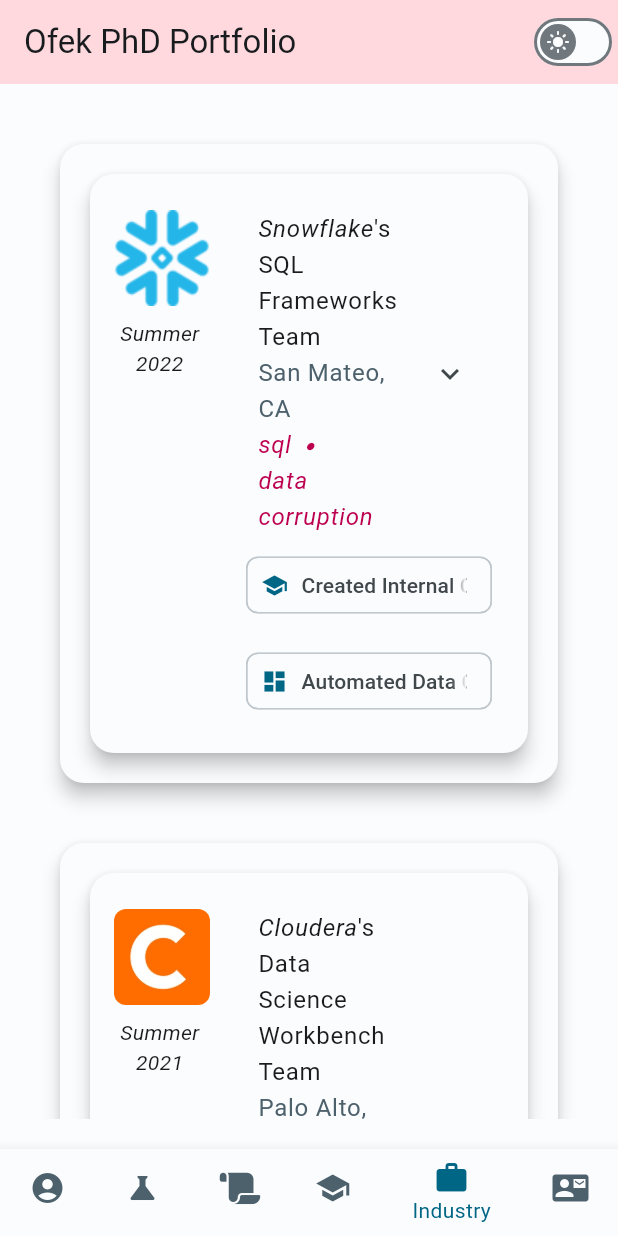
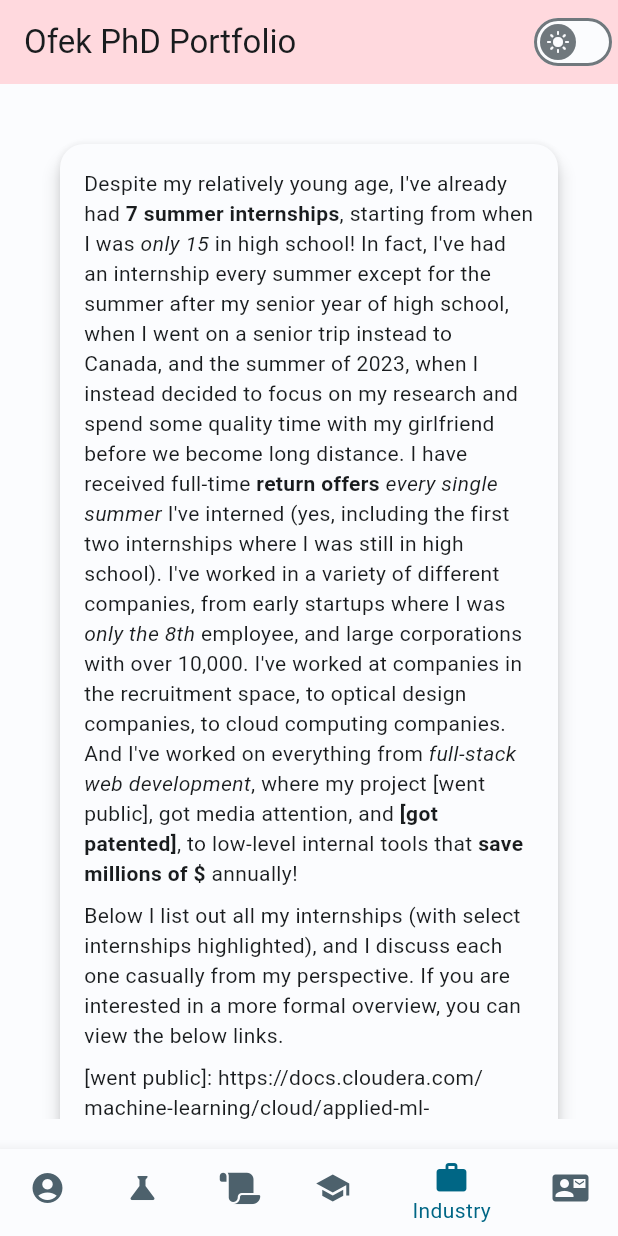
Before and after one commit to The-Ofek-Foundation/ophd, a Flutter app: the screen it shows after launch, item 5 of the bottom bar chosen, on a phone screen of 412 x 824 dp. Run offline on Flutter 3.47's test engine with Material 2 defaults, Android fonts, the phone set to English and light mode, and no system bars; drawn by our look-alikes of flutter_markdown; our stand-ins replace firebase_core, font_awesome_flutter, theme_provider; missing offline and left inert: flutter_scatter, open_app_file, universal_html; accounts and stored records are empty; generated files the repository leaves out were written again.

Commit message:
Add blurb on top of industry screen, and some refactoring

```diff
--- a/lib/data/pages.dart
+++ b/lib/data/pages.dart
@@ -48,7 +48,7 @@
   PageDetails(
     icon: Icons.contact_mail,
     label: 'Contact',
-    page: AboutPage(socials: socials.where((social) => social.type == SocialType.contact).toList()),
+    page: AboutPage(socials: socials.where((social) => social.types.contains(SocialType.contact)).toList()),
     pathname: '/contact',
     index: 5
   ),
--- a/lib/data/papers.dart
+++ b/lib/data/papers.dart
@@ -8,7 +8,7 @@
     title: 'Highway Preferential Attachment Models for Geographic Routing',
     authors: ['ofek', 'evrim', 'mikeg'].map((a) => authors[a]!).toList(),
     link: 'https://arxiv.org/pdf/2403.08105.pdf',
-    description: "Evrim Ozel, a fellow PhD student in my UCI lab, had recently published an experimental paper on a great geographical routing idea that combines elements of _preferential attachment_ (where people prefer to befriend popular people over nobodies), and a geographic model called _Kleinberg's model_, where people prefer to befriend people who are located closer to them. They showed that such a paper produces great empirical results, but were unable to either provide theoretical guarantees nor provide an efficient way to construct such a graph. I joined the team, and for around a year we were unable to make much progress. After nearly giving up hope (on several occasions), I had a breakthrough and was able to prove great theoretical results on a very closely related model. Our decision to submit to COCOA was in no way influenced by our desire to take a vacation in Hawaii. My girlfriend and I had a great time there, also with Mike and his wife, and we won the best paper award from over 70 accepted papers.",
+    description: highwayPreferentialAttachmentDescription,
     date: DateTime(2023, 12, 9),
     conference: COCOA2023,
     awards: ['Best Paper'],
@@ -38,3 +38,9 @@
   for (Author author in authors.values)
     author.name: papers.where((p) => p.authors.contains(author)).toList()
 };
+
+const String highwayPreferentialAttachmentDescription = '''
+[Evrim Ozel], a fellow PhD student in my UCI lab, had recently published an experimental paper on a great geographical routing idea that combines elements of _preferential attachment_ (where people prefer to befriend popular people over nobodies), and a geographic model called _Kleinberg's model_, where people prefer to befriend people who are located closer to them. They showed that such a paper produces great empirical results, but were unable to either provide theoretical guarantees nor provide an efficient way to construct such a graph. I joined the team, and for around a year we were unable to make much progress. After nearly giving up hope (on several occasions), I had a breakthrough and was able to prove great theoretical results on a very closely related model. Our decision to submit to COCOA was in no way influenced by our desire to take a vacation in Hawaii. My girlfriend and I had a great time there, also with Mike and his wife, and we won the best paper award from over 70 accepted papers.
+
+[Evrim Ozel]: https://ics.uci.edu/~eozel/
+''';
--- a/lib/data/social_links.dart
+++ b/lib/data/social_links.dart
@@ -8,83 +8,92 @@
     url: 'https://github.com/ofekih',
     label: 'GitHub',
     isMain: true,
-    type: SocialType.code,
+    types: { SocialType.code },
   ),
   SocialLink(
     icon: FontAwesomeIcons.linkedin,
     url: 'https://www.linkedin.com/in/ofek-gila/',
     label: 'LinkedIn',
     isMain: true,
-    type: SocialType.contact,
+    types: { SocialType.contact, SocialType.industry },
   ),
   SocialLink(
     icon: FontAwesomeIcons.envelope,
     url: 'mailto:me@ofek.phd',
     label: 'Email',
     isMain: true,
-    type: SocialType.contact,
+    types: { SocialType.contact },
   ),
   SocialLink(
     icon: FontAwesomeIcons.whatsapp,
     url: 'https://wa.me/14087056117',
     label: 'WhatsApp',
     isMain: false,
-    type: SocialType.contact,
+    types: { SocialType.contact },
   ),
   SocialLink(
     icon: const AssetImage('assets/images/avatar_scholar_256.png'),
     url: 'https://scholar.google.com/citations?hl=en&user=t9s-uKcAAAAJ',
     label: 'Google Scholar',
     isMain: false,
-    type: SocialType.research,
+    types: { SocialType.research },
   ),
   SocialLink(
     icon: FontAwesomeIcons.orcid,
     url: 'https://orcid.org/0009-0005-5931-771X',
     label: 'ORCiD',
     isMain: true,
-    type: SocialType.research,
+    types: { SocialType.research },
   ),
   SocialLink(
     icon: Icons.article,
     url: 'https://blog.theofekfoundation.org/',
     label: 'Blog',
     isMain: true,
-    type: SocialType.personal,
+    types: { SocialType.personal },
   ),
   SocialLink(
     icon: Icons.web,
     url: 'https://theofekfoundation.org',
     label: 'Website',
     isMain: true,
-    type: SocialType.personal,
+    types: { SocialType.personal },
   ),
   SocialLink(
     icon: Icons.family_restroom,
     url: 'https://gila.family/',
     label: 'Family',
     isMain: true,
-    type: SocialType.personal,
+    types: { SocialType.personal },
   ),
   SocialLink(
     icon: const AssetImage('assets/images/acm_icon_256.png'),
     url: 'https://dl.acm.org/profile/99660168076',
     label: 'ACM',
     isMain: false,
-    type: SocialType.research,
+    types: { SocialType.research },
   ),
   SocialLink(
     icon: const AssetImage('assets/images/arxiv_logo.jpg'),
     url: 'https://arxiv.org/search/cs?searchtype=author&query=Gila%2C+O',
     label: 'arXiv',
     isMain: false,
-    type: SocialType.research,
+    types: { SocialType.research },
   ),
   SocialLink(
     icon: const AssetImage('assets/images/dblp_icon_256.png'),
     url: 'https://dblp.org/pid/352/4182.html',
     label: 'dblp',
     isMain: false,
-    type: SocialType.research,
+    types: { SocialType.research },
+  ),
+  // resume
+  SocialLink(
+    icon: FontAwesomeIcons.filePdf,
+    url: '/assets/pdfs/resume.pdf',
+    label: 'Resume',
+    isMain: false,
+    types: { SocialType.industry },
+    isFile: true,
   ),
 ];
--- a/lib/models/social_link.dart
+++ b/lib/models/social_link.dart
@@ -3,6 +3,7 @@
   research,
   personal,
   code,
+  industry,
   other,
 }
 
@@ -11,13 +12,15 @@
   final String url;
   final String label;
   final bool isMain;
-  final SocialType type;
+  final Set<SocialType> types;
+  final bool isFile;
 
   SocialLink({
     required this.icon,
     required this.url,
     required this.label,
     required this.isMain,
-    required this.type,
+    required this.types,
+    this.isFile = false,
   });
 }
--- a/lib/screens/industry_screen.dart
+++ b/lib/screens/industry_screen.dart
@@ -1,11 +1,13 @@
 import 'package:flutter/material.dart';
-import 'package:flutter_markdown/flutter_markdown.dart';
 import 'package:ophd/data/jobs.dart';
+import 'package:ophd/data/social_links.dart';
 import 'package:ophd/models/job.dart';
-import 'package:ophd/utils/screen_utils.dart';
+import 'package:ophd/models/social_link.dart';
 import 'package:ophd/widgets/clickable_image.dart';
+import 'package:ophd/widgets/clickable_markdown.dart';
 import 'package:ophd/widgets/collapsible_leading.dart';
 import 'package:ophd/widgets/expandable_image.dart';
+import 'package:ophd/widgets/launchable_icon_button.dart';
 import 'package:ophd/widgets/standard_card.dart';
 
 class IndustryPage extends StatelessWidget {
@@ -18,11 +20,48 @@
       child: SingleChildScrollView(
         child: Column(
           children: [
+            JobOverviewCard(),
             for (Job job in jobs)
               JobCard(job: job),
           ],
         ),
       ),
+    );
+  }
+}
+
+class JobOverviewCard extends StatelessWidget {
+  const JobOverviewCard({Key? key}) : super(key: key);
+
+  @override
+  Widget build(BuildContext context) {
+    String overview = '''
+Despite my relatively young age, I've already had **${jobs.length} summer internships**, starting from when I was _only 15_ in high school! In fact, I've had an internship every summer except for the summer after my senior year of high school, when I went on a senior trip instead to Canada, and the summer of 2023, when I instead decided to focus on my research and spend some quality time with my girlfriend before we become long distance. I have received full-time **return offers** _every single summer_ I've interned (yes, including the first two internships where I was still in high school). I've worked in a variety of different companies, from early startups where I was _only the 8th_ employee, and large corporations with over 10,000. I've worked at companies in the recruitment space, to optical design companies, to cloud computing companies. And I've worked on everything from _full-stack web development_, where my project [went public], got media attention, and **[got patented]**, to low-level internal tools that **save millions of \$** annually!
+
+Below I list out all my internships (with select internships highlighted), and I discuss each one casually from my perspective. If you are interested in a more formal overview, you can view the below links.
+
+[went public]: https://docs.cloudera.com/machine-learning/cloud/applied-ml-prototypes/topics/ml-amp-project-spec.html
+[got patented]: https://www.patentguru.com/inventor/gila-ofek
+''';
+
+    Wrap social = Wrap(
+      spacing: 8,
+      runSpacing: 8,
+      alignment: WrapAlignment.center,
+      runAlignment: WrapAlignment.center,
+      children: [
+        for (SocialLink social in socials.where((social) => social.types.contains(SocialType.industry)))
+          LaunchableSocialButton(social: social),
+      ]
+    );
+
+    return CardWrapper(
+      child: Column(
+        children: [
+          ClickableMarkdown(data: overview, textAlign: WrapAlignment.center),
+          social,
+        ],
+      )
     );
   }
 }
@@ -78,11 +117,7 @@
 
   @override
   Widget build(BuildContext context) {
-    Widget body = MarkdownBody(
-      data: job.description,
-      selectable: true,
-      onTapLink: (text, href, title) => launchURL(href!),
-    );
+    Widget body = ClickableMarkdown(data: job.description);
 
     List<Widget> imagesAndSpacers = [];
     if (job.imagePaths != null) {
--- a/lib/screens/research_screen.dart
+++ b/lib/screens/research_screen.dart
@@ -61,8 +61,8 @@
         Row(
           mainAxisAlignment: MainAxisAlignment.center,
           children: [
-            for (SocialLink link in socials.where((social) => social.type == SocialType.research))
-              LaunchableIconButton(icon: link.icon, url: link.url, tooltip: link.label),
+            for (SocialLink social in socials.where((social) => social.types.contains(SocialType.research)))
+              LaunchableSocialButton(social: social),
           ],
         )
       ],
--- /dev/null
+++ b/lib/widgets/clickable_markdown.dart
@@ -0,0 +1,21 @@
+import 'package:flutter/material.dart';
+import 'package:flutter_markdown/flutter_markdown.dart';
+import 'package:ophd/utils/screen_utils.dart';
+
+class ClickableMarkdown extends StatelessWidget {
+  final String data;
+  final bool selectable;
+  final WrapAlignment textAlign;
+
+  const ClickableMarkdown({Key? key, required this.data, this.selectable = true, this.textAlign = WrapAlignment.start}) : super(key: key);
+
+  @override
+  Widget build(BuildContext context) {
+    return MarkdownBody(
+      data: data,
+      selectable: selectable,
+      onTapLink: (text, href, title) => launchURL(href!),
+      styleSheet: MarkdownStyleSheet(textAlign: textAlign)
+    );
+  }
+}
--- a/lib/widgets/layout.dart
+++ b/lib/widgets/layout.dart
@@ -49,13 +49,10 @@
 
     final MaterialStateProperty<Icon?> thumbIcon =
       MaterialStateProperty.resolveWith<Icon?>(
-        (Set<MaterialState> states) {
-          if (states.contains(MaterialState.selected)) {
-            return const Icon(Icons.dark_mode);
-          }
-          return const Icon(Icons.light_mode);
-        },
-      );
+        (Set<MaterialState> states)  =>
+          states.contains(MaterialState.selected) ? const Icon(Icons.dark_mode)
+          : const Icon(Icons.light_mode),
+    );
 
     return Switch(
       value: _isDarkMode,
--- a/pubspec.yaml
+++ b/pubspec.yaml
@@ -50,6 +50,7 @@
   flutter_localizations:
     sdk: flutter
   universal_html: ^2.2.4
+  open_app_file: ^4.0.2
 
 dev_dependencies:
   flutter_test:
@@ -124,6 +125,7 @@
     - assets/images/amp_documentation.png
     - assets/images/amp_patent.png
     - assets/images/synopsys_team.jpg
+    - assets/pdfs/resume.pdf
 
   fonts:
     - family: RobotoMono
```
Also changed, not shown: lib/screens/about_screen.dart (+2 -6 lines), lib/screens/publication_screen.dart (+2 -6 lines), lib/widgets/launchable_icon_button.dart (+27 -2 lines), pubspec.lock, 3 other files.
